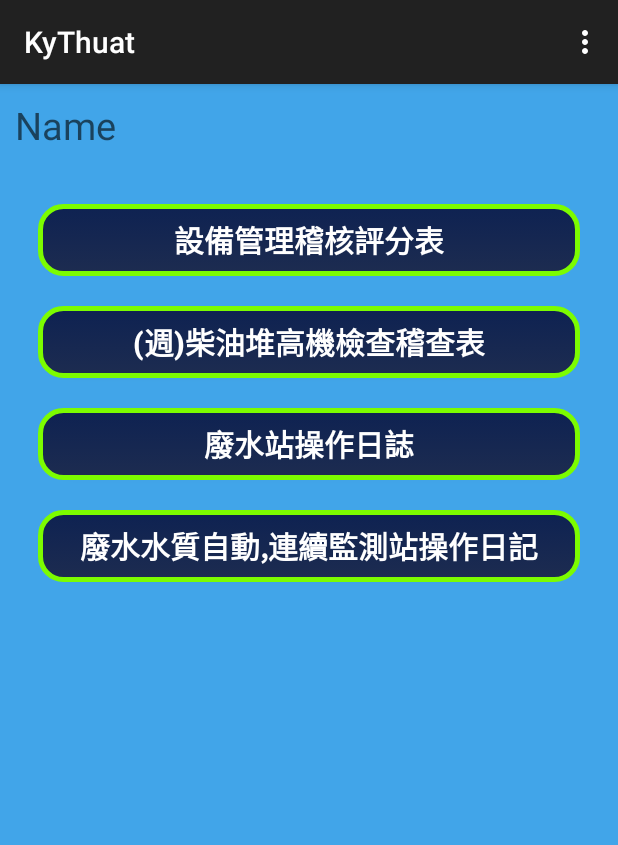
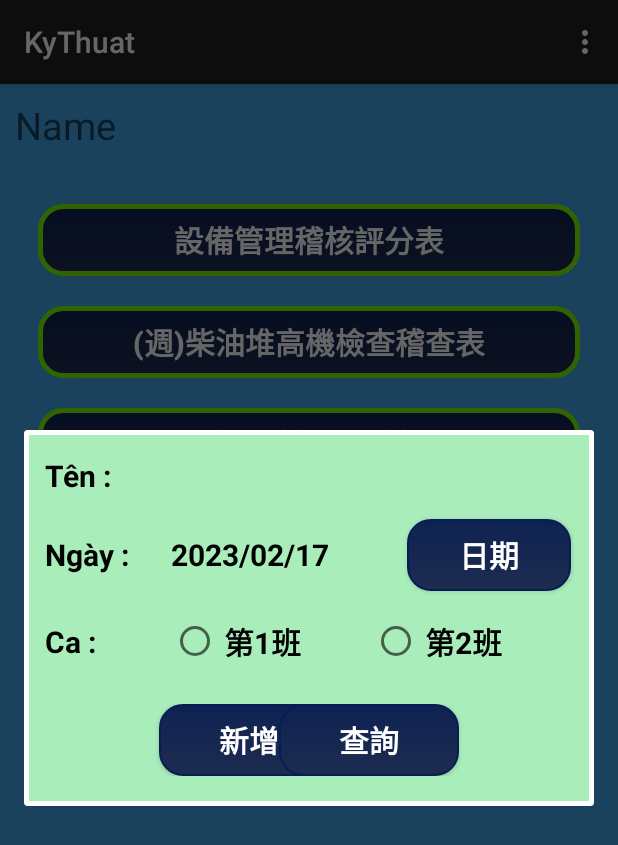
Before and after one commit to IT-Lelong/KyThuat, an Android app: the Menu screen opened directly, with no data from a screen before it, after a tap on "廢水站操作日誌", on a phone screen of 412 x 824 dp. Shown: the top 845 px of the screen. Run offline under Robolectric (Android 15) with nearby library versions, the phone set to English and light mode, and no system bars; libraries missing offline, so code that uses them is left out: com.google.firebase.crashlytics; 2 statements that could not run were skipped.

Commit message:
20230217 KT03 add loginlayout

```diff
--- a/app/src/main/java/com/lelong/kythuat/KT03/login_kt03.java
+++ b/app/src/main/java/com/lelong/kythuat/KT03/login_kt03.java
@@ -1,17 +1,90 @@
 package com.lelong.kythuat.KT03;
 
-import androidx.appcompat.app.AppCompatActivity;
-
-
-import android.os.Bundle;
+import android.app.AlertDialog;
+import android.app.DatePickerDialog;
+import android.app.Dialog;
+import android.content.Context;
+import android.view.View;
+import android.widget.Button;
+import android.widget.CompoundButton;
+import android.widget.DatePicker;
+import android.widget.RadioButton;
+import android.widget.TextView;
 
 import com.lelong.kythuat.R;
 
-public class login_kt03 extends AppCompatActivity {
+import java.text.SimpleDateFormat;
+import java.util.Date;
 
-    @Override
-    protected void onCreate(Bundle savedInstanceState) {
-        super.onCreate(savedInstanceState);
-        setContentView(R.layout.kt03_activity_login);
+public class login_kt03 {
+    SimpleDateFormat dateFormat = new SimpleDateFormat("yyyy/MM/dd");
+    public void login_dialog(Context context, String menuID) {
+        TextView tv_name, tv_date;
+        RadioButton radio_a, radio_b;
+        Button btn_Date, btn_Insert, btn_Query;
+        final String[] g_ca = {""};
+
+        Dialog dialog = new Dialog(context);
+        dialog.setContentView(R.layout.kt03_login_dialog);
+
+        tv_name = dialog.findViewById(R.id.tv_name);
+        tv_date = dialog.findViewById(R.id.tv_date);
+        radio_a = dialog.findViewById(R.id.radio_a);
+        radio_b = dialog.findViewById(R.id.radio_b);
+        btn_Date = dialog.findViewById(R.id.btn_Date);
+        btn_Insert = dialog.findViewById(R.id.btn_Insert);
+        btn_Query = dialog.findViewById(R.id.btn_Query);
+
+        radio_a.setOnCheckedChangeListener(new CompoundButton.OnCheckedChangeListener() {
+            @Override
+            public void onCheckedChanged(CompoundButton compoundButton, boolean b) {
+                g_ca[0] = "Ca 1";
+            }
+        });
+        radio_b.setOnCheckedChangeListener(new CompoundButton.OnCheckedChangeListener() {
+            @Override
+            public void onCheckedChanged(CompoundButton compoundButton, boolean b) {
+                g_ca[0] = "Ca 2";
+            }
+        });
+
+        btn_Date.setOnClickListener(new View.OnClickListener() {
+            @Override
+            public void onClick(View view) {
+                showDatePickerDialog();
+            }
+
+            private void showDatePickerDialog() {
+                DatePickerDialog.OnDateSetListener callback = new DatePickerDialog.OnDateSetListener() {
+                    public void onDateSet(DatePicker view, int year,
+                                          int monthOfYear,
+                                          int dayOfMonth) {
+                        //Mỗi lần thay đổi ngày tháng năm thì cập nhật lại TextView Date
+                        tv_date.setText(year + "/" + (monthOfYear) + "/" + (dayOfMonth));
+                    }
+                };
+                //các lệnh dưới này xử lý ngày giờ trong DatePickerDialog
+                //sẽ giống với trên TextView khi mở nó lên
+                String s = tv_date.getText() + "";
+                String strArrtmp[] = s.split("/");
+                int ngay = Integer.parseInt(strArrtmp[2]);
+                int thang = Integer.parseInt(strArrtmp[1]);
+                int nam = Integer.parseInt(strArrtmp[0]);
+                DatePickerDialog pic = new DatePickerDialog(
+                        context, AlertDialog.THEME_DEVICE_DEFAULT_DARK,
+                        callback, nam, thang, ngay);
+                pic.show();
+            }
+        });
+
+        //btn_Insert.setOnClickListener(listenerButton);
+        //btn_Query.setOnClickListener(listenerButton);
+
+        tv_name.setText(menuID);
+        tv_date.setText(dateFormat.format(new Date()).toString());
+
+
+        dialog.show();
     }
+
 }
--- a/app/src/main/java/com/lelong/kythuat/MainActivity.java
+++ b/app/src/main/java/com/lelong/kythuat/MainActivity.java
@@ -104,7 +104,7 @@ public class MainActivity extends AppCompatActivity {
             e.printStackTrace();
         }
 
-        editID.requestFocus();
+        //editID.requestFocus();
     }
 
     // Storage Permissions (S)
--- a/app/src/main/java/com/lelong/kythuat/Menu.java
+++ b/app/src/main/java/com/lelong/kythuat/Menu.java
@@ -1,36 +1,27 @@
 package com.lelong.kythuat;
 
-import androidx.annotation.NonNull;
 import androidx.appcompat.app.AppCompatActivity;
 
+import android.app.AlertDialog;
+import android.app.DatePickerDialog;
 import android.app.Dialog;
 import android.content.Context;
-import android.content.DialogInterface;
 import android.content.Intent;
 import android.content.SharedPreferences;
 import android.content.res.Configuration;
 import android.content.res.Resources;
-import android.database.Cursor;
-import android.database.sqlite.SQLiteDatabase;
 import android.os.AsyncTask;
 import android.os.Bundle;
 import android.util.DisplayMetrics;
 import android.view.MenuItem;
 import android.view.View;
-import android.widget.AdapterView;
-import android.widget.ArrayAdapter;
 import android.widget.Button;
-import android.widget.PopupMenu;
-import android.widget.Spinner;
+import android.widget.CompoundButton;
+import android.widget.DatePicker;
+import android.widget.RadioButton;
 import android.widget.TextView;
-import android.widget.Toast;
 
-
-import androidx.appcompat.app.ActionBar;
-import androidx.appcompat.app.AlertDialog;
-import androidx.appcompat.app.AppCompatActivity;
-
-import com.lelong.kythuat.KT01.login_kt01;
+import com.lelong.kythuat.KT03.login_kt03;
 
 import org.json.JSONArray;
 import org.json.JSONException;
@@ -40,10 +31,9 @@ import java.io.BufferedReader;
 import java.io.InputStreamReader;
 import java.net.HttpURLConnection;
 import java.net.URL;
-import java.util.ArrayList;
-import java.util.List;
+import java.text.SimpleDateFormat;
+import java.util.Date;
 import java.util.Locale;
-import java.util.concurrent.ExecutionException;
 
 public class Menu extends AppCompatActivity {
 
@@ -53,7 +43,10 @@ public class Menu extends AppCompatActivity {
     TextView menuID;
     String ID;
     Locale locale;
+    SimpleDateFormat dateFormat;
     private CheckAppUpdate checkAppUpdate = null;
+    private login_kt03 loginKt03 = null;
+
     @Override
     protected void onCreate(Bundle savedInstanceState) {
         setLanguage();
@@ -68,9 +61,12 @@ public class Menu extends AppCompatActivity {
         g_server = getbundle.getString("SERVER");
         menuID = (TextView) findViewById(R.id.menuID);
         new IDname().execute("http://172.16.40.20/" + g_server + "/getid.php?ID=" + ID);
+        dateFormat = new SimpleDateFormat("yyyy/MM/dd");
 
         Cre_db = new Create_Table(this);
         Cre_db.open();
+
+        loginKt03 = new login_kt03();
 
         btn_KT01 = findViewById(R.id.btn_KT01);
         btn_KT02 = findViewById(R.id.btn_KT02);
@@ -127,12 +123,12 @@ public class Menu extends AppCompatActivity {
     }
 
 
-    private Button.OnClickListener btnlistener = new Button.OnClickListener() {
+    private final Button.OnClickListener btnlistener = new Button.OnClickListener() {
         public void onClick(View v) {
             //利用switch case方法，之後新增按鈕只需新增case即可
             switch (v.getId()) {
 
-                case R.id.btn_KT01: {
+                /*case R.id.btn_KT01: {
                     Intent KT01 = new Intent();
                     KT01.setClass(Menu.this, login_kt01.class);
                     Bundle bundle = new Bundle();
@@ -141,7 +137,7 @@ public class Menu extends AppCompatActivity {
                     KT01.putExtras(bundle);
                     startActivity(KT01);
                     break;
-                }
+                }*/
 
                 /*case R.id.btn_KT02: {
                     Intent QR010 = new Intent();
@@ -152,20 +148,15 @@ public class Menu extends AppCompatActivity {
                     QR010.putExtras(bundle);
                     startActivity(QR010);
                     break;
-                }
+                }*/
 
                 case R.id.btn_KT03: {
-                    Intent QR010 = new Intent();
-                    QR010.setClass(Menu.this, KT_1.class);
-                    Bundle bundle = new Bundle();
-                    bundle.putString("ID", ID);
-                    bundle.putString("SERVER", g_server);
-                    QR010.putExtras(bundle);
-                    startActivity(QR010);
+                    loginKt03.login_dialog(v.getContext(),
+                            menuID.getText().toString());
                     break;
                 }
 
-                case R.id.btn_KT04: {
+               /* case R.id.btn_KT04: {
                     Intent QR010 = new Intent();
                     QR010.setClass(Menu.this, KT_1.class);
                     Bundle bundle = new Bundle();
@@ -175,10 +166,10 @@ public class Menu extends AppCompatActivity {
                     startActivity(QR010);
                     break;
                 }*/
-
             }
         }
     };
+
 
     //Khởi tạo menu trên thanh tiêu đề (S)
     @Override
--- a/app/src/main/res/layout/kt03_activity_login.xml
+++ /dev/null
@@ -1,12 +0,0 @@
-<?xml version="1.0" encoding="utf-8"?>
-<LinearLayout
-    xmlns:android="http://schemas.android.com/apk/res/android"
-    xmlns:app="http://schemas.android.com/apk/res-auto"
-    xmlns:tools="http://schemas.android.com/tools"
-    android:layout_width="match_parent"
-    android:layout_height="match_parent"
-    android:orientation="vertical"
-    tools:context=".KT03.login_kt03">
-
-
-</LinearLayout>
--- /dev/null
+++ b/app/src/main/res/layout/kt03_login_dialog.xml
@@ -0,0 +1,143 @@
+<?xml version="1.0" encoding="utf-8"?>
+<LinearLayout xmlns:android="http://schemas.android.com/apk/res/android"
+    xmlns:app="http://schemas.android.com/apk/res-auto"
+    xmlns:tools="http://schemas.android.com/tools"
+    android:layout_width="match_parent"
+    android:layout_height="wrap_content"
+    android:background="#A9EDBB"
+    android:orientation="vertical">
+
+
+    <TableLayout
+        android:layout_width="match_parent"
+        android:layout_height="wrap_content"
+        android:shrinkColumns="*"
+        android:stretchColumns="*">
+
+        <TableRow>
+
+            <TextView
+                android:layout_width="wrap_content"
+                android:layout_height="match_parent"
+                android:layout_gravity="left|center_vertical"
+                android:gravity="left|center_vertical"
+                android:text="Tên :"
+                android:textSize="20sp"
+                android:textStyle="bold"
+                android:textColor="@color/black"/>
+
+            <TextView
+                android:id="@+id/tv_name"
+                android:layout_width="match_parent"
+                android:layout_height="match_parent"
+                android:layout_span="2"
+                android:gravity="left|center_vertical"
+                android:textColor="@color/black"/>
+
+        </TableRow>
+
+        <TableRow>
+
+            <TextView
+                android:layout_width="wrap_content"
+                android:layout_height="wrap_content"
+                android:layout_gravity="left|center_vertical"
+                android:gravity="left|center_vertical"
+                android:text="Ngày :"
+                android:textSize="20sp"
+                android:textStyle="bold"
+                android:textColor="@color/black"/>
+
+            <TextView
+                android:id="@+id/tv_date"
+                android:layout_width="wrap_content"
+                android:layout_height="wrap_content"
+                android:layout_gravity="left|center_vertical"
+                android:gravity="left|center_vertical"
+                android:hint="YYYY/MM/DD"
+                android:paddingLeft="10dp"
+                android:textColor="@color/black"/>
+
+            <Button
+                android:id="@+id/btn_Date"
+                android:layout_width="match_parent"
+                android:layout_height="wrap_content"
+                android:layout_margin="5dp"
+                android:background="@drawable/button_type_nomal"
+                android:text="@string/btn_date"
+                android:textColor="#FFFFFF" />
+
+        </TableRow>
+
+        <TableRow>
+
+            <TextView
+                android:layout_width="wrap_content"
+                android:layout_height="wrap_content"
+                android:layout_gravity="left|center_vertical"
+                android:gravity="left|center_vertical"
+                android:text="Ca :"
+                android:textSize="20sp"
+                android:textStyle="bold"
+                android:textColor="@color/black"/>
+
+            <RadioGroup
+                android:layout_width="match_parent"
+                android:layout_height="wrap_content"
+                android:layout_span="2"
+                android:orientation="horizontal">
+
+                <RadioButton
+                    android:id="@+id/radio_a"
+                    android:layout_width="0dp"
+                    android:layout_height="match_parent"
+                    android:layout_weight="1"
+                    android:text="@string/Ca1" />
+
+                <RadioButton
+                    android:id="@+id/radio_b"
+                    android:layout_width="0dp"
+                    android:layout_height="match_parent"
+                    android:layout_weight="1"
+                    android:text="@string/Ca2" />
+
+            </RadioGroup>
+
+        </TableRow>
+
+    </TableLayout>
+
+    <androidx.constraintlayout.widget.ConstraintLayout
+        android:layout_width="match_parent"
+        android:layout_height="match_parent"
+        android:layout_marginTop="10dp"
+        android:layout_marginBottom="10dp">
+
+        <Button
+            android:id="@+id/btn_Insert"
+            android:layout_width="120dp"
+            android:layout_height="wrap_content"
+            android:layout_marginStart="80dp"
+            android:background="@drawable/button_type_nomal"
+            android:text="@string/btn_insert"
+            android:textColor="#FFFFFF"
+            app:layout_constraintBottom_toBottomOf="parent"
+            app:layout_constraintStart_toStartOf="parent"
+            app:layout_constraintTop_toTopOf="parent" />
+
+        <Button
+            android:id="@+id/btn_Query"
+            android:layout_width="120dp"
+            android:layout_height="wrap_content"
+            android:layout_marginEnd="80dp"
+            android:background="@drawable/button_type_nomal"
+            android:text="@string/btn_query"
+            android:textColor="#FFFFFF"
+            app:layout_constraintBottom_toBottomOf="parent"
+            app:layout_constraintEnd_toEndOf="parent"
+            app:layout_constraintTop_toTopOf="parent" />
+
+    </androidx.constraintlayout.widget.ConstraintLayout>
+
+
+</LinearLayout>
--- a/app/src/main/res/values/strings.xml
+++ b/app/src/main/res/values/strings.xml
@@ -5,6 +5,11 @@
     <string name="btn_cancel">取消</string>
     <string name="btn_clean">清空</string>
     <string name="btn_print">列印</string>
+    <string name="btn_date">日期</string>
+    <string name="btn_time">時間</string>
+    <string name="btn_insert">新增</string>
+    <string name="btn_query">查詢</string>
+
     <string name="tt_hangmuc">項目</string>
     <string name="tt_mvl">料號</string>
     <string name="tt_ten">物料名稱</string>
@@ -12,6 +17,7 @@
     <string name="tt_kho">倉庫</string>
     <string name="tt_solo">批號</string>
     <string name="tt_soluong">數量</string>
+
 
     /*Menu Button*/
     <string name="btn_KT01">設備管理稽核評分表 </string>
@@ -43,4 +49,8 @@
     <string name="E01">帳號密碼錯誤</string>
     <string name="E02">連線錯誤</string>
     <string name="E10">請輸入帳號</string>
+
+    /*KT03*/
+    <string name="Ca1">第1班</string>
+    <string name="Ca2">第2班</string>
 </resources>
--- a/app/src/main/res/values/themes.xml
+++ b/app/src/main/res/values/themes.xml
@@ -1,6 +1,6 @@
 <resources xmlns:tools="http://schemas.android.com/tools">
     <!-- Base application theme. -->
-    <style name="Theme.KyThuat" parent="Theme.MaterialComponents.DayNight.DarkActionBar">
+    <style name="Theme.KyThuat" parent="Theme.MaterialComponents.Light">
         <!-- Primary brand color. -->
         <item name="colorPrimary">@color/purple_500</item>
         <item name="colorPrimaryVariant">@color/purple_700</item>
```
Also changed, not shown: app/src/main/AndroidManifest.xml (+6 -7 lines), 1 other file.
